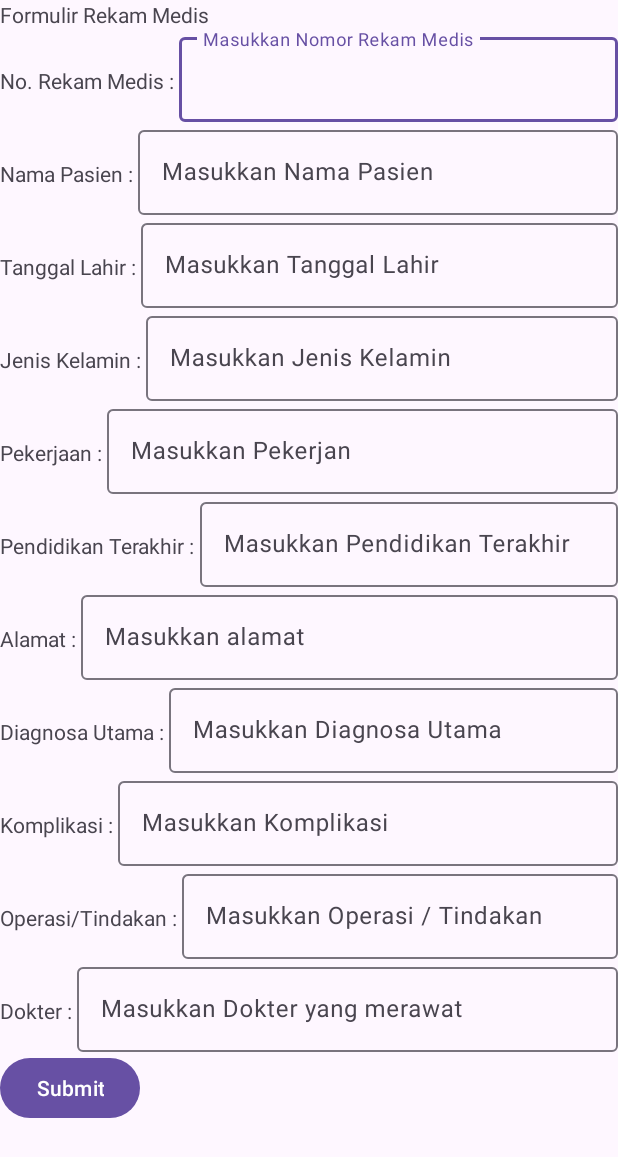
After one commit to Roshied/Prokom-Medical-Record, an Android app: the new_document screen opened directly, with no data from a screen before it, on a phone screen of 412 x 824 dp. The commit adds this screen. Shown: the top 1157 px of the screen. Run offline under Robolectric (Android 15) with nearby library versions, the phone set to English and light mode, and no system bars; our stand-ins replace Firebase (no records; nobody signed in at launch, a user with empty details on screens opened directly).

Commit message:
adding document form to firebase

```diff
--- a/app/build.gradle
+++ b/app/build.gradle
@@ -5,7 +5,7 @@ plugins {
 
 android {
     namespace 'com.ultraman.magazineapp'
-    compileSdk 33
+    compileSdk 34
 
     defaultConfig {
         applicationId "com.ultraman.magazineapp"
@@ -35,6 +35,8 @@ dependencies {
     implementation 'com.google.android.material:material:1.12.0'
     implementation 'androidx.constraintlayout:constraintlayout:2.1.4'
     implementation 'com.google.firebase:firebase-auth:23.0.0'
+    implementation 'androidx.activity:activity:1.8.0'
+    implementation 'com.google.firebase:firebase-database:21.0.0'
     testImplementation 'junit:junit:4.13.2'
     androidTestImplementation 'androidx.test.ext:junit:1.1.5'
     androidTestImplementation 'androidx.test.espresso:espresso-core:3.5.1'
--- a/app/src/main/java/com/ultraman/magazineapp/MainActivity.java
+++ b/app/src/main/java/com/ultraman/magazineapp/MainActivity.java
@@ -14,9 +14,10 @@ import com.google.firebase.auth.FirebaseUser;
 
 public class MainActivity extends AppCompatActivity {
     FirebaseAuth auth;
-    Button button;
+    Button btn_logout;
+    Button btn_addDoc;
     FirebaseUser user;
-    TextView textView;
+//    TextView textView;
 
     @Override
     protected void onCreate(Bundle savedInstanceState) {
@@ -24,22 +25,34 @@ public class MainActivity extends AppCompatActivity {
         setContentView(R.layout.activity_main);
 
         auth = FirebaseAuth.getInstance();
-        button = findViewById(R.id.btn_logout);
-        textView = findViewById(R.id.user_details);
+        btn_logout = findViewById(R.id.btn_logout);
+        btn_addDoc = findViewById(R.id.btn_addDoc);
+
         user = auth.getCurrentUser();
         if (user == null){
             Intent intent = new Intent(getApplicationContext(), Login.class);
             startActivity(intent);
             finish();
         }
-        else {
-            textView.setText(user.getEmail());
-        }
-        button.setOnClickListener(new View.OnClickListener() {
+//        else {
+//            textView.setText(user.getEmail());
+//        }
+        btn_logout.setOnClickListener(new View.OnClickListener() {
             @Override
             public void onClick(View view) {
                 FirebaseAuth.getInstance().signOut();
+                Intent intent = new Intent(getApplicationContext(), Login.class);
+                startActivity(intent);
+                finish();
 
+            }
+        });
+        btn_addDoc.setOnClickListener(new View.OnClickListener() {
+            @Override
+            public void onClick(View view) {
+                Intent intent = new Intent(getApplicationContext(), new_document.class);
+                startActivity(intent);
+                finish();
             }
         });
     }
--- /dev/null
+++ b/app/src/main/java/com/ultraman/magazineapp/ReadWriteMedRec.java
@@ -0,0 +1,25 @@
+package com.ultraman.magazineapp;
+
+import com.google.android.material.textfield.TextInputEditText;
+
+public class ReadWriteMedRec {
+    public String nomor, nama, tanggal, gender, pekerjaan, pendidikan, alamat, diagnosa, komplikasi, operasi, dokter;
+
+    public ReadWriteMedRec() {
+        // Default constructor required for calls to DataSnapshot.getValue(ReadWriteMedRec.class)
+    }
+
+    public ReadWriteMedRec(String nomor, String nama, String tanggal, String gender, String pekerjaan, String pendidikan, String alamat, String diagnosa, String komplikasi, String operasi, String dokter) {
+        this.nomor = nomor;
+        this.nama = nama;
+        this.tanggal = tanggal;
+        this.gender = gender;
+        this.pekerjaan = pekerjaan;
+        this.pendidikan = pendidikan;
+        this.alamat = alamat;
+        this.diagnosa = diagnosa;
+        this.komplikasi = komplikasi;
+        this.operasi = operasi;
+        this.dokter = dokter;
+    }
+}
--- /dev/null
+++ b/app/src/main/java/com/ultraman/magazineapp/new_document.java
@@ -0,0 +1,102 @@
+package com.ultraman.magazineapp;
+
+import android.content.Intent;
+import android.os.Bundle;
+import android.util.Log;
+import android.view.View;
+import android.widget.Button;
+import android.widget.Toast;
+
+import androidx.activity.EdgeToEdge;
+import androidx.annotation.NonNull;
+import androidx.appcompat.app.AppCompatActivity;
+
+import com.google.android.gms.tasks.OnCompleteListener;
+import com.google.android.gms.tasks.Task;
+import com.google.android.material.textfield.TextInputEditText;
+import com.google.firebase.auth.FirebaseAuth;
+import com.google.firebase.auth.FirebaseUser;
+import com.google.firebase.database.DatabaseReference;
+import com.google.firebase.database.FirebaseDatabase;
+
+public class new_document extends AppCompatActivity {
+
+    Button buttonSubmit;
+    TextInputEditText editTextNomor, editTextNama, editTextTanggal, editTextGender, editTextPekerjaan, editTextPendidikan, editTextAlamat, editTextDiagnosa, editTextKomplikasi, editTextOperasi, editTextDokter;
+
+    @Override
+    protected void onCreate(Bundle savedInstanceState) {
+        super.onCreate(savedInstanceState);
+        EdgeToEdge.enable(this);
+        setContentView(R.layout.activity_new_document);
+
+        buttonSubmit = findViewById(R.id.btn_submit);
+        editTextNomor = findViewById(R.id.no_rekamedis);
+        editTextNama = findViewById(R.id.nama_pasien);
+        editTextTanggal = findViewById(R.id.tanggal_lahir);
+        editTextGender = findViewById(R.id.gender);
+        editTextPekerjaan = findViewById(R.id.pekerjaan);
+        editTextPendidikan = findViewById(R.id.pendidikan_terakhir);
+        editTextAlamat = findViewById(R.id.alamat);
+        editTextDiagnosa = findViewById(R.id.diagnosa_utama);
+        editTextKomplikasi = findViewById(R.id.komplikasi);
+        editTextOperasi = findViewById(R.id.operasi);
+        editTextDokter = findViewById(R.id.dokter_rawat);
+
+        buttonSubmit.setOnClickListener(new View.OnClickListener() {
+            @Override
+            public void onClick(View view) {
+                FirebaseUser user = FirebaseAuth.getInstance().getCurrentUser();
+                if (user == null) {
+                    Log.e("new_document", "User not authenticated");
+                    Toast.makeText(new_document.this, "User not authenticated", Toast.LENGTH_LONG).show();
+                    return;
+                }
+
+                String nomor = editTextNomor.getText().toString().trim();
+                String nama = editTextNama.getText().toString().trim();
+                String tanggal = editTextTanggal.getText().toString().trim();
+                String gender = editTextGender.getText().toString().trim();
+                String pekerjaan = editTextPekerjaan.getText().toString().trim();
+                String pendidikan = editTextPendidikan.getText().toString().trim();
+                String alamat = editTextAlamat.getText().toString().trim();
+                String diagnosa = editTextDiagnosa.getText().toString().trim();
+                String komplikasi = editTextKomplikasi.getText().toString().trim();
+                String operasi = editTextOperasi.getText().toString().trim();
+                String dokter = editTextDokter.getText().toString().trim();
+
+                Log.d("new_document", "Data to save: " + nomor + ", " + nama + ", " + tanggal + ", " + gender + ", " + pekerjaan + ", " + pendidikan + ", " + alamat + ", " + diagnosa + ", " + komplikasi + ", " + operasi + ", " + dokter);
+
+                ReadWriteMedRec writeMedRec = new ReadWriteMedRec(nomor, nama, tanggal, gender, pekerjaan, pendidikan, alamat, diagnosa, komplikasi, operasi, dokter);
+
+                // Update the database URL to match the correct region
+                FirebaseDatabase database = FirebaseDatabase.getInstance("https://ultra-magazine-firebase-default-rtdb.asia-southeast1.firebasedatabase.app");
+                DatabaseReference referenceMedRec = database.getReference("Registered Documents");
+
+                // Generate a unique key for each new document with a meaningful prefix or timestamp
+                String documentId = "doc_" + System.currentTimeMillis(); // Using a timestamp
+                referenceMedRec.child(user.getUid()).child(documentId).setValue(writeMedRec).addOnCompleteListener(new OnCompleteListener<Void>() {
+                    @Override
+                    public void onComplete(@NonNull Task<Void> task) {
+                        if (task.isSuccessful()) {
+                            Log.d("new_document", "Document successfully recorded");
+                            Toast.makeText(new_document.this, "Document successfully recorded", Toast.LENGTH_LONG).show();
+                            Intent intent = new Intent(getApplicationContext(), MainActivity.class);
+                            startActivity(intent);
+                            finish();
+                        } else {
+                            Exception e = task.getException();
+                            if (e != null) {
+                                Log.e("new_document", "Error saving document", e);
+                                Toast.makeText(new_document.this, "Gagal menyimpan dokumen: " + e.getMessage(), Toast.LENGTH_LONG).show();
+                            } else {
+                                Log.e("new_document", "Task unsuccessful with no exception");
+                                Toast.makeText(new_document.this, "Gagal menyimpan dokumen", Toast.LENGTH_LONG).show();
+                            }
+                        }
+                    }
+                });
+            }
+        });
+    }
+}
--- a/app/src/main/res/layout/activity_main.xml
+++ b/app/src/main/res/layout/activity_main.xml
@@ -1,6 +1,5 @@
 <?xml version="1.0" encoding="utf-8"?>
-<RelativeLayout xmlns:android="http://schemas.android.com/apk/res/android"
-    xmlns:app="http://schemas.android.com/apk/res-auto"
+<ScrollView xmlns:android="http://schemas.android.com/apk/res/android"
     xmlns:tools="http://schemas.android.com/tools"
     android:layout_width="match_parent"
     android:layout_height="match_parent"
@@ -11,16 +10,19 @@
         android:layout_height="match_parent"
         android:gravity="center"
         android:orientation="vertical">
-        <TextView
-            android:layout_width="wrap_content"
-            android:layout_height="wrap_content"
-            android:id="@+id/user_details"
-            android:text="Hello World!"/>
+        <ListView
+            android:layout_width="match_parent"
+            android:layout_height="wrap_content"/>
         <com.google.android.material.button.MaterialButton
             android:id="@+id/btn_logout"
             android:layout_width="wrap_content"
             android:layout_height="wrap_content"
             android:text="@string/logout"/>
+        <com.google.android.material.button.MaterialButton
+            android:id="@+id/btn_addDoc"
+            android:layout_width="wrap_content"
+            android:layout_height="wrap_content"
+            android:text="@string/tambah_dokumens"/>
     </LinearLayout>
 
-</RelativeLayout>
+</ScrollView>
--- /dev/null
+++ b/app/src/main/res/layout/activity_new_document.xml
@@ -0,0 +1,238 @@
+<?xml version="1.0" encoding="utf-8"?>
+<ScrollView xmlns:android="http://schemas.android.com/apk/res/android"
+    xmlns:app="http://schemas.android.com/apk/res-auto"
+    xmlns:tools="http://schemas.android.com/tools"
+    android:id="@+id/main"
+    android:layout_width="match_parent"
+    android:layout_height="match_parent"
+    tools:context=".new_document">
+
+    <LinearLayout
+        android:layout_width="match_parent"
+        android:layout_height="wrap_content"
+        android:orientation="vertical">
+        <TextView
+            android:layout_width="match_parent"
+            android:layout_height="wrap_content"
+            android:text="Formulir Rekam Medis"/>
+        <LinearLayout
+            android:layout_width="match_parent"
+            android:layout_height="wrap_content"
+            android:orientation="horizontal">
+
+            <TextView
+                android:layout_width="wrap_content"
+                android:layout_height="wrap_content"
+                android:text="No. Rekam Medis : " />
+
+            <com.google.android.material.textfield.TextInputLayout
+                android:layout_width="match_parent"
+                android:layout_height="wrap_content">
+
+                <com.google.android.material.textfield.TextInputEditText
+                    android:id="@+id/no_rekamedis"
+                    android:layout_width="match_parent"
+                    android:layout_height="wrap_content"
+                    android:hint="Masukkan Nomor Rekam Medis" />
+            </com.google.android.material.textfield.TextInputLayout>
+        </LinearLayout>
+        <LinearLayout
+            android:layout_width="match_parent"
+            android:layout_height="wrap_content"
+            android:orientation="horizontal">
+
+            <TextView
+                android:layout_width="wrap_content"
+                android:layout_height="wrap_content"
+                android:text="Nama Pasien : " />
+
+            <com.google.android.material.textfield.TextInputLayout
+                android:layout_width="match_parent"
+                android:layout_height="wrap_content">
+
+                <com.google.android.material.textfield.TextInputEditText
+                    android:id="@+id/nama_pasien"
+                    android:layout_width="match_parent"
+                    android:layout_height="wrap_content"
+                    android:hint="Masukkan Nama Pasien" />
+            </com.google.android.material.textfield.TextInputLayout>
+        </LinearLayout>
+        <LinearLayout
+            android:layout_width="match_parent"
+            android:layout_height="wrap_content"
+            android:orientation="horizontal">
+            <TextView
+                android:layout_width="wrap_content"
+                android:layout_height="wrap_content"
+                android:text="Tanggal Lahir : "/>
+            <com.google.android.material.textfield.TextInputLayout
+                android:layout_width="match_parent"
+                android:layout_height="wrap_content">
+
+                <com.google.android.material.textfield.TextInputEditText
+                    android:id="@+id/tanggal_lahir"
+                    android:layout_width="match_parent"
+                    android:layout_height="wrap_content"
+                    android:hint="Masukkan Tanggal Lahir" />
+            </com.google.android.material.textfield.TextInputLayout>
+        </LinearLayout>
+        <LinearLayout
+            android:layout_width="match_parent"
+            android:layout_height="wrap_content"
+            android:orientation="horizontal">
+            <TextView
+                android:layout_width="wrap_content"
+                android:layout_height="wrap_content"
+                android:text="Jenis Kelamin : "/>
+            <com.google.android.material.textfield.TextInputLayout
+                android:layout_width="match_parent"
+                android:layout_height="wrap_content">
+
+                <com.google.android.material.textfield.TextInputEditText
+                    android:id="@+id/gender"
+                    android:layout_width="match_parent"
+                    android:layout_height="wrap_content"
+                    android:hint="Masukkan Jenis Kelamin" />
+            </com.google.android.material.textfield.TextInputLayout>
+        </LinearLayout>
+        <LinearLayout
+            android:layout_width="match_parent"
+            android:layout_height="wrap_content"
+            android:orientation="horizontal">
+            <TextView
+                android:layout_width="wrap_content"
+                android:layout_height="wrap_content"
+                android:text="Pekerjaan : "/>
+            <com.google.android.material.textfield.TextInputLayout
+                android:layout_width="match_parent"
+                android:layout_height="wrap_content">
+
+                <com.google.android.material.textfield.TextInputEditText
+                    android:id="@+id/pekerjaan"
+                    android:layout_width="match_parent"
+                    android:layout_height="wrap_content"
+                    android:hint="Masukkan Pekerjan" />
+            </com.google.android.material.textfield.TextInputLayout>
+        </LinearLayout>
+        <LinearLayout
+            android:layout_width="match_parent"
+            android:layout_height="wrap_content"
+            android:orientation="horizontal">
+            <TextView
+                android:layout_width="wrap_content"
+                android:layout_height="wrap_content"
+                android:text="Pendidikan Terakhir : "/>
+            <com.google.android.material.textfield.TextInputLayout
+                android:layout_width="match_parent"
+                android:layout_height="wrap_content">
+
+                <com.google.android.material.textfield.TextInputEditText
+                    android:id="@+id/pendidikan_terakhir"
+                    android:layout_width="match_parent"
+                    android:layout_height="wrap_content"
+                    android:hint="Masukkan Pendidikan Terakhir" />
+            </com.google.android.material.textfield.TextInputLayout>
+        </LinearLayout>
+        <LinearLayout
+            android:layout_width="match_parent"
+            android:layout_height="wrap_content"
+            android:orientation="horizontal">
+            <TextView
+                android:layout_width="wrap_content"
+                android:layout_height="wrap_content"
+                android:text="Alamat : "/>
+            <com.google.android.material.textfield.TextInputLayout
+                android:layout_width="match_parent"
+                android:layout_height="wrap_content">
+
+                <com.google.android.material.textfield.TextInputEditText
+                    android:id="@+id/alamat"
+                    android:layout_width="match_parent"
+                    android:layout_height="wrap_content"
+                    android:hint="Masukkan alamat" />
+            </com.google.android.material.textfield.TextInputLayout>
+        </LinearLayout>
+        <LinearLayout
+            android:layout_width="match_parent"
+            android:layout_height="wrap_content"
+            android:orientation="horizontal">
+            <TextView
+                android:layout_width="wrap_content"
+                android:layout_height="wrap_content"
+                android:text="Diagnosa Utama : "/>
+            <com.google.android.material.textfield.TextInputLayout
+                android:layout_width="match_parent"
+                android:layout_height="wrap_content">
+
+                <com.google.android.material.textfield.TextInputEditText
+                    android:id="@+id/diagnosa_utama"
+                    android:layout_width="match_parent"
+                    android:layout_height="wrap_content"
+                    android:hint="Masukkan Diagnosa Utama" />
+            </com.google.android.material.textfield.TextInputLayout>
+        </LinearLayout>
+        <LinearLayout
+            android:layout_width="match_parent"
+            android:layout_height="wrap_content"
+            android:orientation="horizontal">
+            <TextView
+                android:layout_width="wrap_content"
+                android:layout_height="wrap_content"
+                android:text="Komplikasi : "/>
+            <com.google.android.material.textfield.TextInputLayout
+                android:layout_width="match_parent"
+                android:layout_height="wrap_content">
+
+                <com.google.android.material.textfield.TextInputEditText
+                    android:id="@+id/komplikasi"
+                    android:layout_width="match_parent"
+                    android:layout_height="wrap_content"
+                    android:hint="Masukkan Komplikasi" />
+            </com.google.android.material.textfield.TextInputLayout>
+        </LinearLayout>
+        <LinearLayout
+            android:layout_width="match_parent"
+            android:layout_height="wrap_content"
+            android:orientation="horizontal">
+            <TextView
+                android:layout_width="wrap_content"
+                android:layout_height="wrap_content"
+                android:text="Operasi/Tindakan : "/>
+            <com.google.android.material.textfield.TextInputLayout
+                android:layout_width="match_parent"
+                android:layout_height="wrap_content">
+
+                <com.google.android.material.textfield.TextInputEditText
+                    android:id="@+id/operasi"
+                    android:layout_width="match_parent"
+                    android:layout_height="wrap_content"
+                    android:hint="Masukkan Operasi / Tindakan" />
+            </com.google.android.material.textfield.TextInputLayout>
+        </LinearLayout>
+        <LinearLayout
+            android:layout_width="match_parent"
+            android:layout_height="wrap_content"
+            android:orientation="horizontal">
+            <TextView
+                android:layout_width="wrap_content"
+                android:layout_height="wrap_content"
+                android:text="Dokter : "/>
+            <com.google.android.material.textfield.TextInputLayout
+                android:layout_width="match_parent"
+                android:layout_height="wrap_content">
+
+                <com.google.android.material.textfield.TextInputEditText
+                    android:id="@+id/dokter_rawat"
+                    android:layout_width="match_parent"
+                    android:layout_height="wrap_content"
+                    android:hint="Masukkan Dokter yang merawat" />
+            </com.google.android.material.textfield.TextInputLayout>
+        </LinearLayout>
+    <com.google.android.material.button.MaterialButton
+        android:id="@+id/btn_submit"
+        android:layout_width="wrap_content"
+        android:layout_height="wrap_content"
+        android:text="Submit"/>
+    </LinearLayout>
+
+</ScrollView>
--- a/app/src/main/res/values/strings.xml
+++ b/app/src/main/res/values/strings.xml
@@ -7,4 +7,6 @@
     <string name="click_to_login">Click to Login</string>
     <string name="click_to_register">Click to Register</string>
     <string name="logout">Logout</string>
+    <string name="tambah_dokumen">Tambah Dokumen</string>
+    <string name="tambah_dokumens">+ Tambah Dokumen</string>
 </resources>
--- a/build.gradle
+++ b/build.gradle
@@ -5,4 +5,5 @@ buildscript {
 }// Top-level build file where you can add configuration options common to all sub-projects/modules.
 plugins {
 id 'com.android.application' version '8.1.0' apply false
+    id 'com.google.gms.google-services' version '4.4.2' apply false
 }
```
Also changed, not shown: app/src/main/AndroidManifest.xml (+7 -3 lines).
